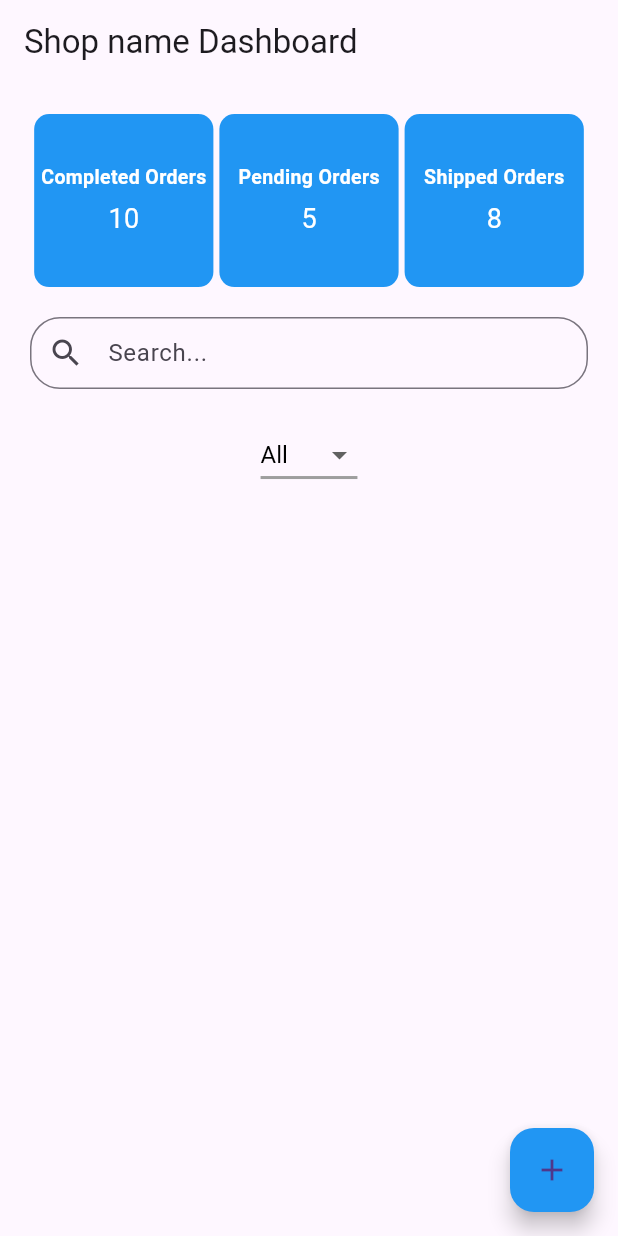
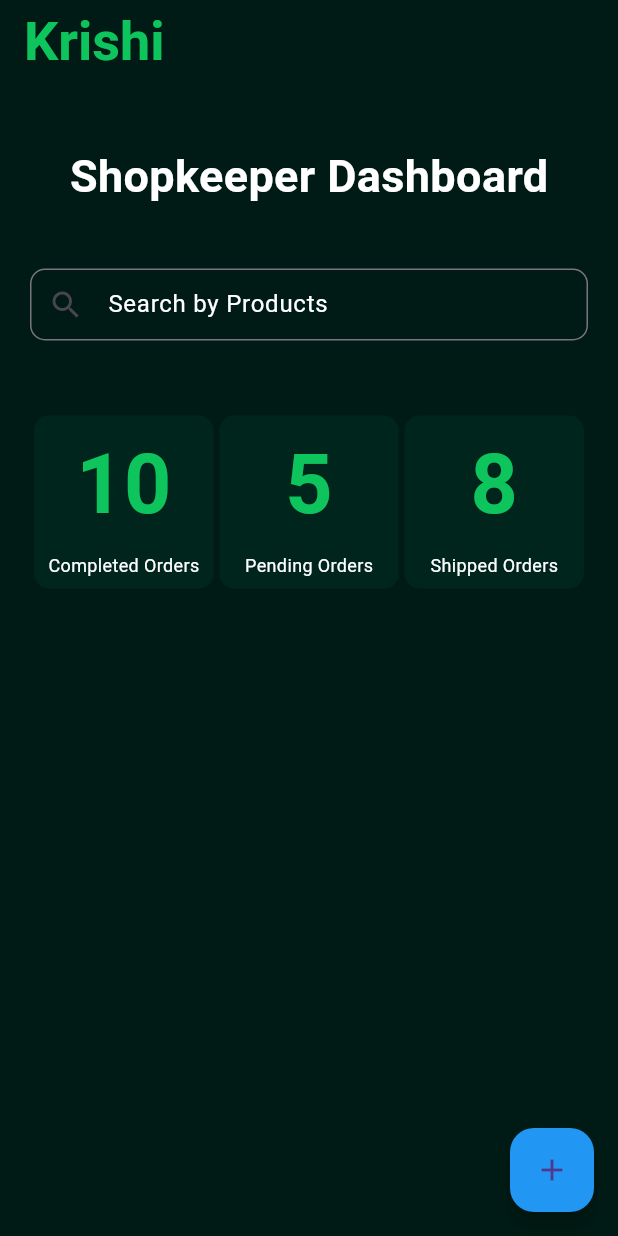
Before and after one commit to akshat-k04/karshi, a Flutter app: the Dashboard screen opened directly, on a phone screen of 412 x 824 dp. Run offline on Flutter 3.47's test engine with Material 3 defaults, Android fonts, the phone set to English and light mode, and no system bars; our stand-ins replace cloud_firestore, firebase_auth, firebase_core; accounts and stored records are empty.

Commit message:
dashboard

```diff
--- a/lib/seller/Inventry details.dart
+++ b/lib/seller/Inventry details.dart
@@ -20,7 +20,7 @@ class _InventoryDescriptionPageState extends State<InventoryDescriptionPage> {
   Widget build(BuildContext context) {
     return Scaffold(
       appBar: AppBar(
-        title: Text('Inventory Description'),
+        title: Text('Inventory Details'),
       ),
       body: ListView(
         padding: EdgeInsets.all(16.0),
--- a/lib/seller/dashboard.dart
+++ b/lib/seller/dashboard.dart
@@ -2,8 +2,10 @@ import 'package:flutter/cupertino.dart';
 import 'package:flutter/material.dart';
 import 'package:flutter/widgets.dart';
 import 'package:karshi/User/Cart.dart';
+import 'package:karshi/app_colors.dart';
 import 'package:karshi/backend/models/models.dart';
 import 'package:karshi/backend/services/shopkeeper_services.dart';
+import 'package:karshi/main.dart';
 import 'package:karshi/seller/Add%20inventry.dart';
 import 'package:karshi/seller/Inventry%20details.dart';
 import 'package:provider/provider.dart';
@@ -22,18 +24,27 @@ class _DashboardState extends State<Dashboard> {
   String Selected_catagory = "All";
   List<Item> showproduct = [];
   @override
-  void initState()  {
+  void initState() {
     // TODO: implement initState
     showproduct = widget.products;
     super.initState();
   }
+
   @override
   Widget build(BuildContext context) {
-
     return Scaffold(
+      backgroundColor: MyAppColors.backgroundColor,
       appBar: AppBar(
-        title: Text('Shop name Dashboard'),
+        title: Text(
+          'Krishi',
+          style: TextStyle(
+            color: MyAppColors.textColor, // Text color set to white
+            fontSize: 36.0, // Choose the size that fits your design
+            fontWeight: FontWeight.bold, // Text weight set to bold
+          ),
+        ),
         automaticallyImplyLeading: false, // Remove the back button icon
+        backgroundColor: MyAppColors.backgroundColor,
       ),
       floatingActionButton: FloatingActionButton(
         onPressed: () {
@@ -59,6 +70,31 @@ class _DashboardState extends State<Dashboard> {
         backgroundColor: Colors.blue,
       ),
       body: Column(children: [
+        SizedBox(height: 40),
+        Text(
+          "Shopkeeper Dashboard",
+          style: TextStyle(
+              color: Colors.white, fontWeight: FontWeight.bold, fontSize: 30),
+        ),
+        SizedBox(height: 40),
+        Padding(
+          padding: const EdgeInsets.symmetric(horizontal: 20),
+          child: TextField(
+            decoration: InputDecoration(
+              hintText: 'Search by Products',
+              hintStyle: TextStyle(color: Colors.white),
+              prefixStyle: TextStyle(color: MyAppColors.textColor),
+              prefixIcon: const Icon(
+                Icons.search,
+              ),
+              contentPadding: const EdgeInsets.symmetric(vertical: 5.0),
+              border: OutlineInputBorder(
+                borderRadius: BorderRadius.circular(10.0),
+              ),
+            ),
+          ),
+        ),
+        SizedBox(height: 30),
         Padding(
           padding: EdgeInsets.all(20.0),
           child: SizedBox(
@@ -94,48 +130,6 @@ class _DashboardState extends State<Dashboard> {
             ),
           ),
         ),
-        Padding(
-          padding: const EdgeInsets.symmetric(horizontal: 20),
-          child: TextField(
-            decoration: InputDecoration(
-              hintText: 'Search...',
-              prefixIcon: const Icon(Icons.search),
-              contentPadding: const EdgeInsets.symmetric(vertical: 5.0),
-              border: OutlineInputBorder(
-                borderRadius: BorderRadius.circular(20.0),
-              ),
-            ),
-          ),
-        ),
-        const SizedBox(height: 20.0),
-        DropdownButton<String>(
-          value: Selected_catagory, // Maintain original variable name
-          icon: const Icon(Icons.arrow_drop_down), // Down arrow icon
-          iconSize: 24.0, // Icon size
-          elevation: 16, // Shadow effect
-          // Customize the style to match your UI
-          style: const TextStyle(
-            color: Colors.black, // Adjust text color
-            fontSize: 16.0, // Adjust font size
-          ),
-          underline: Container(
-            height: 2.0, // Thickness of the underline
-            color: Colors.grey, // Adjust underline color
-          ),
-          onChanged: (String? newValue) {
-            setState(() {
-              Selected_catagory = newValue!;
-            });
-          },
-          items:
-              <String>['All', 'One', 'Two', 'Three'] // List of dropdown options
-                  .map<DropdownMenuItem<String>>((String value) {
-            return DropdownMenuItem<String>(
-              value: value,
-              child: Text(value),
-            );
-          }).toList(),
-        ),
         const SizedBox(height: 20.0),
         InventoryListPage(showproduct: showproduct),
       ]),
@@ -163,7 +157,7 @@ class DashboardBlock extends StatelessWidget {
         width: blockWidth,
         height: blockWidth,
         decoration: BoxDecoration(
-          color: Colors.blue,
+          color: MyAppColors.bgGreen,
           borderRadius: BorderRadius.circular(10.0),
         ),
         child: Center(
@@ -171,19 +165,19 @@ class DashboardBlock extends StatelessWidget {
             mainAxisAlignment: MainAxisAlignment.center,
             children: <Widget>[
               Text(
-                title,
+                value,
                 style: TextStyle(
-                  color: Colors.white,
+                  color: MyAppColors.textColor,
+                  fontSize: 55.0,
                   fontWeight: FontWeight.bold,
-                  fontSize: 13.0,
                 ),
               ),
               SizedBox(height: 5.0),
               Text(
-                value,
+                title,
                 style: TextStyle(
                   color: Colors.white,
-                  fontSize: 18.0,
+                  fontSize: 12.0,
                 ),
               ),
             ],
@@ -215,128 +209,6 @@ class _InventoryListPageState extends State<InventoryListPage> {
   }
 }
 
-// class InventryItem extends StatefulWidget {
-//   Item product_details;
-//   InventryItem({required this.product_details});
-//   @override
-//   _InventryItemState createState() => _InventryItemState();
-// }
-
-// class _InventryItemState extends State<InventryItem> {
-//   int availableStock = 100;
-//   int pendingOrders = 20;
-
-//   @override
-//   Widget build(BuildContext context) {
-//     return Container(
-//       padding: const EdgeInsets.all(10.0),
-//       decoration: BoxDecoration(
-//         color: Colors.white,
-//         borderRadius: BorderRadius.circular(10.0),
-//         boxShadow: [
-//           BoxShadow(
-//             color: Colors.grey.withOpacity(0.5),
-//             spreadRadius: 2,
-//             blurRadius: 5,
-//             offset: const Offset(0, 3),
-//           ),
-//         ],
-//       ),
-//       child: Column(
-//         crossAxisAlignment: CrossAxisAlignment.stretch,
-//         children: [
-//           Text(
-//             widget
-//                 .product_details.item_name, // Replace with actual product name
-//             style: TextStyle(
-//               fontSize: 18.0,
-//               fontWeight: FontWeight.bold,
-//             ),
-//           ),
-//           const SizedBox(height: 10.0),
-//           Stack(
-//             alignment: Alignment.topRight,
-//             children: [
-//               GestureDetector(
-//                 onTap: () {
-//                   // Add your function here
-//                   Navigator.push(
-//                     context,
-//                     PageRouteBuilder(
-//                       transitionDuration: Duration(milliseconds: 500),
-//                       pageBuilder: (context, animation, secondaryAnimation) =>
-//                           InventoryDescriptionPage(),
-//                       transitionsBuilder:
-//                           (context, animation, secondaryAnimation, child) {
-//                         return FadeTransition(
-//                           opacity: animation,
-//                           child: child,
-//                         );
-//                       },
-//                     ),
-//                   );
-//                   print('Image clicked!');
-//                 },
-//                 child: Container(
-//                   height: 250.0,
-//                   decoration: BoxDecoration(
-//                     borderRadius: BorderRadius.circular(10.0),
-//                     image: DecorationImage(
-//                       image: NetworkImage(widget.product_details.image_url), // Replace with your image
-//                       fit: BoxFit.cover,
-//                     ),
-//                   ),
-//                 ),
-//               ),
-//             ],
-//           ),
-//           const SizedBox(height: 10.0),
-//           Row(
-//             mainAxisAlignment: MainAxisAlignment.spaceBetween,
-//             children: [
-//               _buildInfoBox(
-//                   'Available Stock', widget.product_details.stock.toString()),
-//               SizedBox(width: 10),
-//               _buildInfoBox('Pending Orders', pendingOrders.toString()),
-//             ],
-//           ),
-//         ],
-//       ),
-//     );
-//   }
-
-//   Widget _buildInfoBox(String title, String value) {
-//     return Expanded(
-//       child: Container(
-//         padding: EdgeInsets.all(8.0),
-//         decoration: BoxDecoration(
-//           color: Colors.blue,
-//           borderRadius: BorderRadius.circular(5.0),
-//         ),
-//         child: Column(
-//           crossAxisAlignment: CrossAxisAlignment.start,
-//           children: [
-//             Text(
-//               title,
-//               style: TextStyle(
-//                 color: Colors.white,
-//                 fontWeight: FontWeight.bold,
-//               ),
-//             ),
-//             SizedBox(height: 5),
-//             Text(
-//               value,
-//               style: TextStyle(
-//                 color: Colors.white,
-//               ),
-//             ),
-//           ],
-//         ),
-//       ),
-//     );
-//   }
-// }
-
 class InventryItem extends StatefulWidget {
   Item product_details;
   InventryItem({required this.product_details});
@@ -354,11 +226,11 @@ class _InventryItemState extends State<InventryItem> {
     return Container(
       padding: const EdgeInsets.all(10.0),
       decoration: BoxDecoration(
-        color: Colors.white,
+        color: MyAppColors.bgGreen,
         borderRadius: BorderRadius.circular(10.0),
         boxShadow: [
           BoxShadow(
-            color: Colors.grey.withOpacity(0.5),
+            color: Colors.black,
             spreadRadius: 2,
             blurRadius: 5,
             offset: const Offset(0, 3),
@@ -366,17 +238,15 @@ class _InventryItemState extends State<InventryItem> {
         ],
       ),
       child: Row(
-
         crossAxisAlignment: CrossAxisAlignment.start,
         children: [
           // Image on the left
 
-          Column(
-            mainAxisAlignment: MainAxisAlignment.center,
-            children: [
-              SizedBox(height: 13,),
-              Container(
-
+          Column(mainAxisAlignment: MainAxisAlignment.center, children: [
+            SizedBox(
+              height: 13,
+            ),
+            Container(
               width: 140.0,
               height: 140.0,
               decoration: BoxDecoration(
@@ -388,22 +258,20 @@ class _InventryItemState extends State<InventryItem> {
                 ),
               ),
             ),
-            ]
-          ),
-          SizedBox(width: 10.0),
+          ]),
+          SizedBox(width: 40.0),
           // Column on the right
           Expanded(
             child: Column(
-
               crossAxisAlignment: CrossAxisAlignment.start,
               children: [
                 // Name
                 Text(
                   widget.product_details.item_name,
                   style: TextStyle(
-                    fontSize: 18.0,
-                    fontWeight: FontWeight.bold,
-                  ),
+                      fontSize: 36.0,
+                      fontWeight: FontWeight.bold,
+                      color: Colors.white),
                 ),
                 const SizedBox(height: 10.0),
                 // Available Stock
@@ -414,7 +282,6 @@ class _InventryItemState extends State<InventryItem> {
                 _buildInfoBox('Pending Orders', pendingOrders.toString()),
                 // const SizedBox(height: 10.0),
                 // Buttons
-
               ],
             ),
           ),
@@ -427,10 +294,9 @@ class _InventryItemState extends State<InventryItem> {
     return Container(
       padding: EdgeInsets.all(8.0),
       decoration: BoxDecoration(
-        color: Colors.blue,
         borderRadius: BorderRadius.circular(5.0),
       ),
-      child: Column(
+      child: Row(
         crossAxisAlignment: CrossAxisAlignment.start,
         children: [
           Text(
@@ -438,9 +304,10 @@ class _InventryItemState extends State<InventryItem> {
             style: TextStyle(
               color: Colors.white,
               fontWeight: FontWeight.bold,
+              fontSize: 15,
             ),
           ),
-          SizedBox(height: 5),
+          SizedBox(width: 10),
           Text(
             value,
             style: TextStyle(
```
Also changed, not shown: lib/main.dart (+5 -5 lines).
